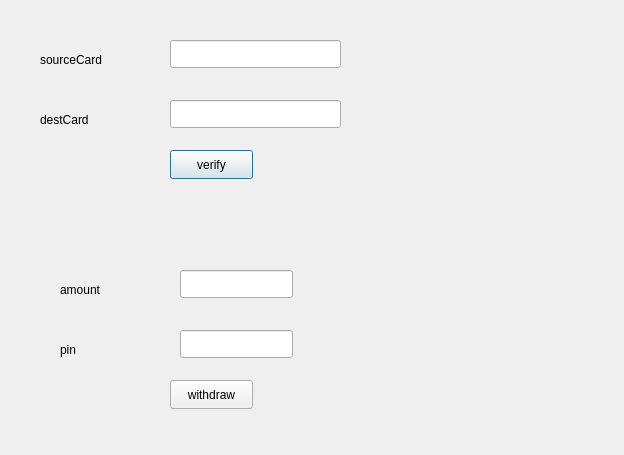
Old version of the form bankingSystem/transferdialog.ui in the repository mehdi0-0s/Banking.
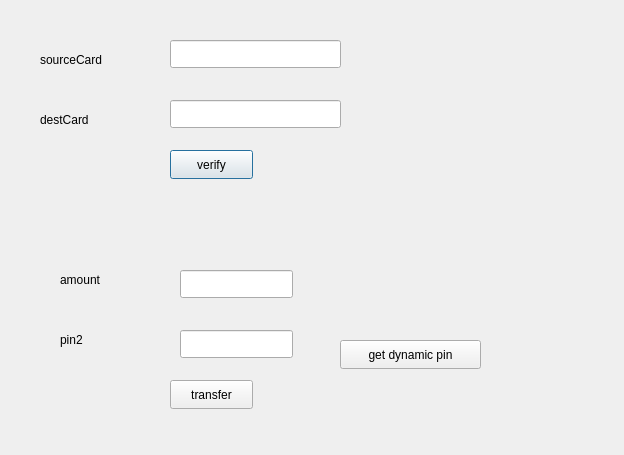
New version of the form.

Commit message: (customer): Implement card transfer and logout features

Patch:
```diff
--- a/bankingSystem/transferdialog.ui
+++ b/bankingSystem/transferdialog.ui
@@ -86,7 +86,7 @@
    <property name="geometry">
     <rect>
      <x>60</x>
-     <y>280</y>
+     <y>270</y>
      <width>63</width>
      <height>20</height>
     </rect>
@@ -109,13 +109,13 @@
    <property name="geometry">
     <rect>
      <x>60</x>
-     <y>340</y>
+     <y>330</y>
      <width>63</width>
      <height>20</height>
     </rect>
    </property>
    <property name="text">
-    <string>pin</string>
+    <string>pin2</string>
    </property>
   </widget>
   <widget class="QPushButton" name="verify_pushButton">
@@ -141,7 +141,20 @@
     </rect>
    </property>
    <property name="text">
-    <string>withdraw</string>
+    <string>transfer</string>
+   </property>
+  </widget>
+  <widget class="QPushButton" name="dynamicPin_pushButton">
+   <property name="geometry">
+    <rect>
+     <x>340</x>
+     <y>340</y>
+     <width>141</width>
+     <height>29</height>
+    </rect>
+   </property>
+   <property name="text">
+    <string>get dynamic pin</string>
    </property>
   </widget>
  </widget>
```
Left out of the diff: 2 changed lines with no effect on the pictures. The commit also changes 9 other files.
